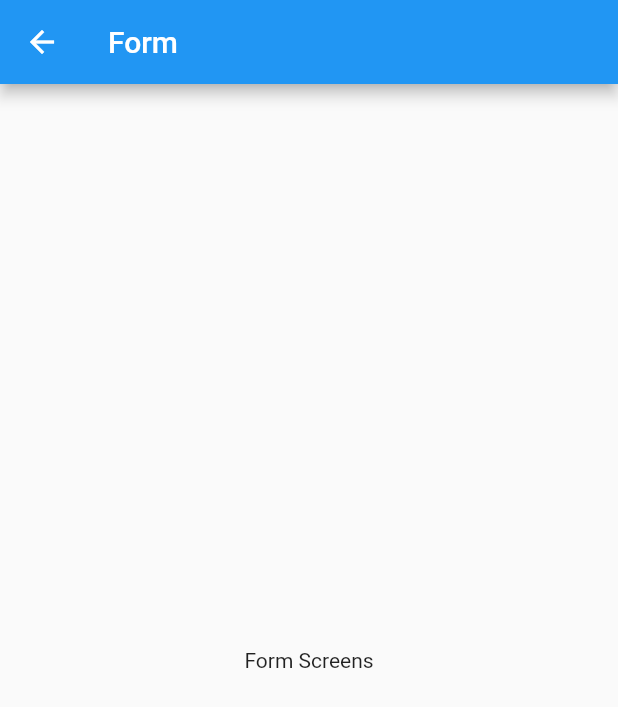
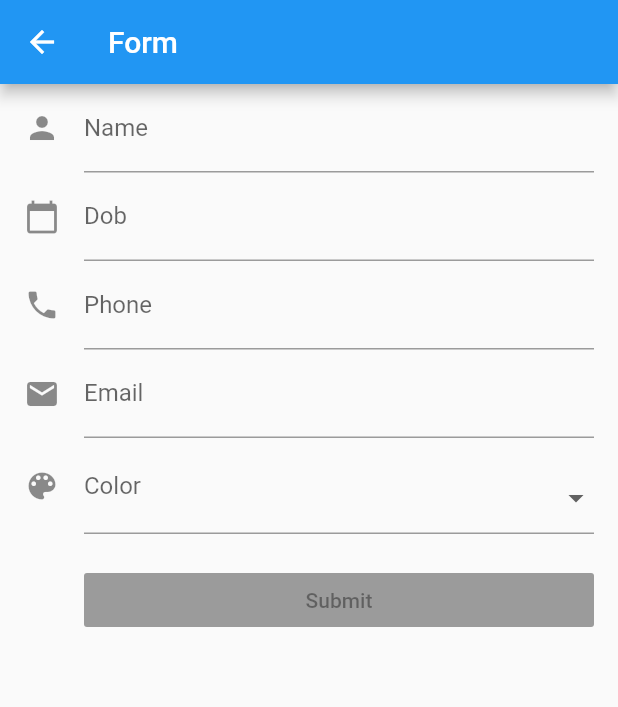
Before and after one commit to prabeen04/flutter-starter, a Flutter app: the screen it shows after launch, in the side drawer, after a tap on "Form", on a phone screen of 412 x 824 dp. Shown: the top 707 px of the screen. Run offline on Flutter 3.47's test engine with Material 2 defaults, Android fonts, the phone set to English and light mode, and no system bars; our stand-ins replace contacts_service; missing offline and left inert: simple_permissions, validate; network calls fail.

Commit message:
form field widgets added

```diff
--- a/lib/screens/FormScreen.dart
+++ b/lib/screens/FormScreen.dart
@@ -1,4 +1,5 @@
 import 'package:flutter/material.dart';
+import '../models/contact.dart';
 
 class FormScreen extends StatefulWidget {
   @override
@@ -6,11 +7,90 @@ class FormScreen extends StatefulWidget {
 }
 
 class _FormScreenState extends State<FormScreen> {
+  Contact newContact = new Contact();
+  final GlobalKey<FormState> _formKey = new GlobalKey<FormState>();
+  List<String> _colors = <String>['', 'red', 'green', 'blue', 'orange'];
+  String _color = '';
+
   @override
   Widget build(BuildContext context) {
     return Scaffold(
       appBar: AppBar(title: Text('Form')),
-      body: Container(child: Center(child: Text('Form Screens'))),
+      body: SafeArea(
+          top: false,
+          bottom: false,
+          child: new Form(
+              key: _formKey,
+              autovalidate: true,
+              child: new ListView(
+                padding: const EdgeInsets.symmetric(horizontal: 16.0),
+                children: <Widget>[
+                  new TextFormField(
+                    decoration: const InputDecoration(
+                      icon: const Icon(Icons.person),
+                      hintText: 'Enter your first and last name',
+                      labelText: 'Name',
+                    ),
+                  ),
+                  new TextFormField(
+                    decoration: const InputDecoration(
+                      icon: const Icon(Icons.calendar_today),
+                      hintText: 'Enter your date of birth',
+                      labelText: 'Dob',
+                    ),
+                    keyboardType: TextInputType.datetime,
+                  ),
+                  new TextFormField(
+                    decoration: const InputDecoration(
+                      icon: const Icon(Icons.phone),
+                      hintText: 'Enter a phone number',
+                      labelText: 'Phone',
+                    ),
+                    keyboardType: TextInputType.phone,
+                    inputFormatters: [
+                      // WhitelistingTextInputFormatter.digitsOnly,
+                    ],
+                  ),
+                  new TextFormField(
+                    decoration: const InputDecoration(
+                      icon: const Icon(Icons.email),
+                      hintText: 'Enter a email address',
+                      labelText: 'Email',
+                    ),
+                    keyboardType: TextInputType.emailAddress,
+                  ),
+                  new InputDecorator(
+                    decoration: const InputDecoration(
+                      icon: const Icon(Icons.color_lens),
+                      labelText: 'Color',
+                    ),
+                    isEmpty: _color == '',
+                    child: new DropdownButtonHideUnderline(
+                      child: new DropdownButton<String>(
+                        value: _color,
+                        isDense: true,
+                        onChanged: (String newValue) {
+                          setState(() {
+                            _color = newValue;
+                          });
+                        },
+                        items: _colors.map((String value) {
+                          return new DropdownMenuItem<String>(
+                            value: value,
+                            child: new Text(value),
+                          );
+                        }).toList(),
+                      ),
+                    ),
+                  ),
+                  new Container(
+                      padding: const EdgeInsets.only(left: 40.0, top: 20.0),
+                      child: new RaisedButton(
+                        child: const Text('Submit'),
+                        onPressed: null,
+                      )),
+                ],
+              ))),
     );
   }
 }
```
